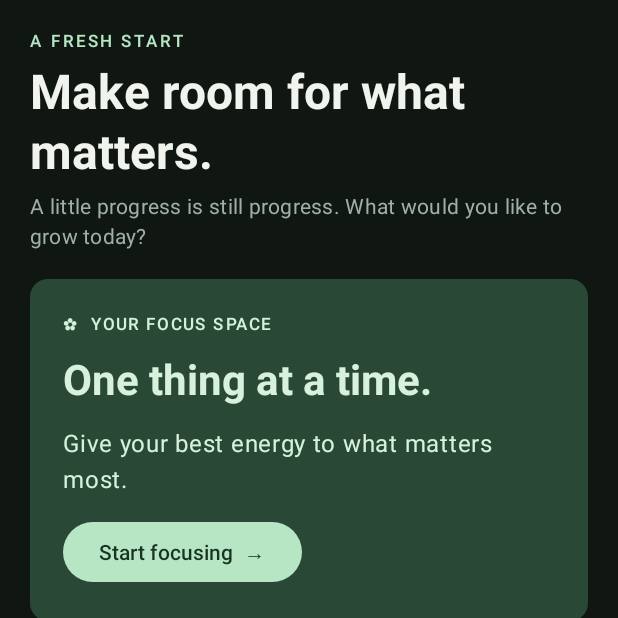
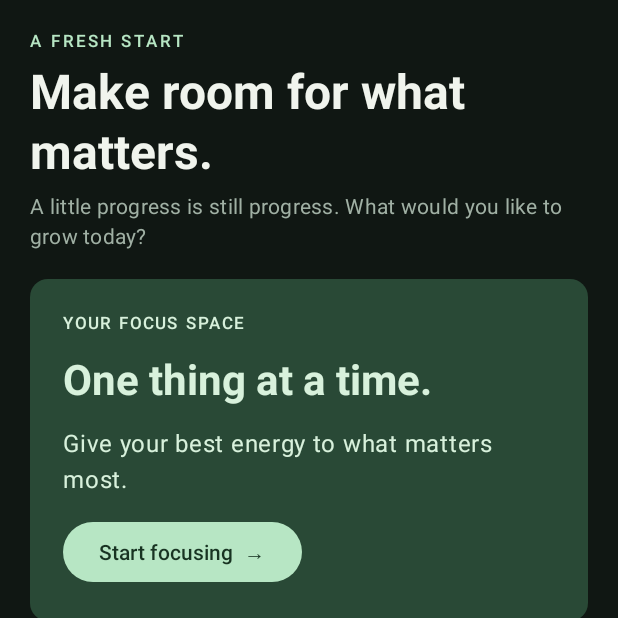
Before and after one commit to Mahin98250/open-focus-android, an Android app built with Jetpack Compose: the composable OverviewScreen shown on its own in the app's theme, on a phone screen of 412 x 824 dp, the top half of it. Run offline under Robolectric (Android 15) with nearby library versions, the phone set to English and light mode, and no system bars.

Commit message:
Align native interface with Open Focus wordmark

```diff
--- a/app/src/main/java/org/openfocus/app/ui/screens/OverviewScreen.kt
+++ b/app/src/main/java/org/openfocus/app/ui/screens/OverviewScreen.kt
@@ -79,7 +79,7 @@ fun OverviewScreen(modifier: Modifier = Modifier, onNavigate: (String) -> Unit)
         }
         Card(colors = CardDefaults.cardColors(containerColor = MaterialTheme.colorScheme.primaryContainer)) {
             Column(Modifier.fillMaxWidth().padding(22.dp), verticalArrangement = Arrangement.spacedBy(12.dp)) {
-                Text("✿  YOUR FOCUS SPACE", color = MaterialTheme.colorScheme.onPrimaryContainer, style = MaterialTheme.typography.labelSmall, letterSpacing = 1.5.sp)
+                Text("YOUR FOCUS SPACE", color = MaterialTheme.colorScheme.onPrimaryContainer, style = MaterialTheme.typography.labelSmall, letterSpacing = 1.5.sp)
                 Text("One thing at a time.", style = MaterialTheme.typography.headlineMedium, fontWeight = FontWeight.Bold, color = MaterialTheme.colorScheme.onPrimaryContainer)
                 Text("Give your best energy to what matters most.", color = MaterialTheme.colorScheme.onPrimaryContainer)
                 Button(onClick = { onNavigate("focus") }) { Text("Start focusing  →") }
```
